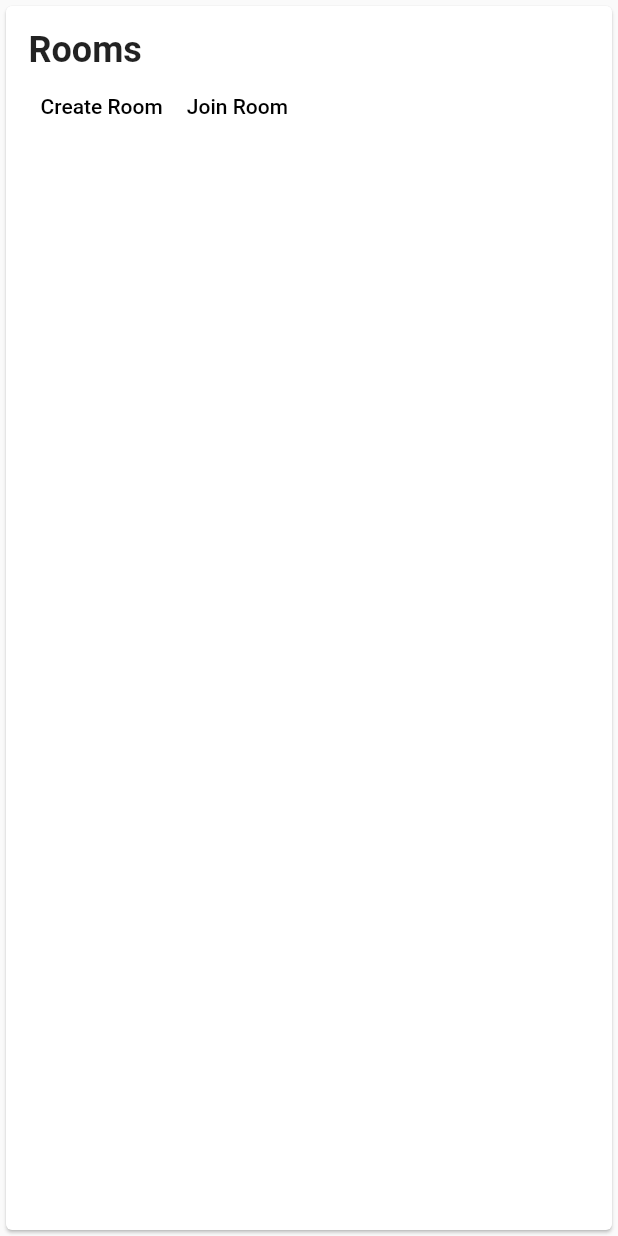
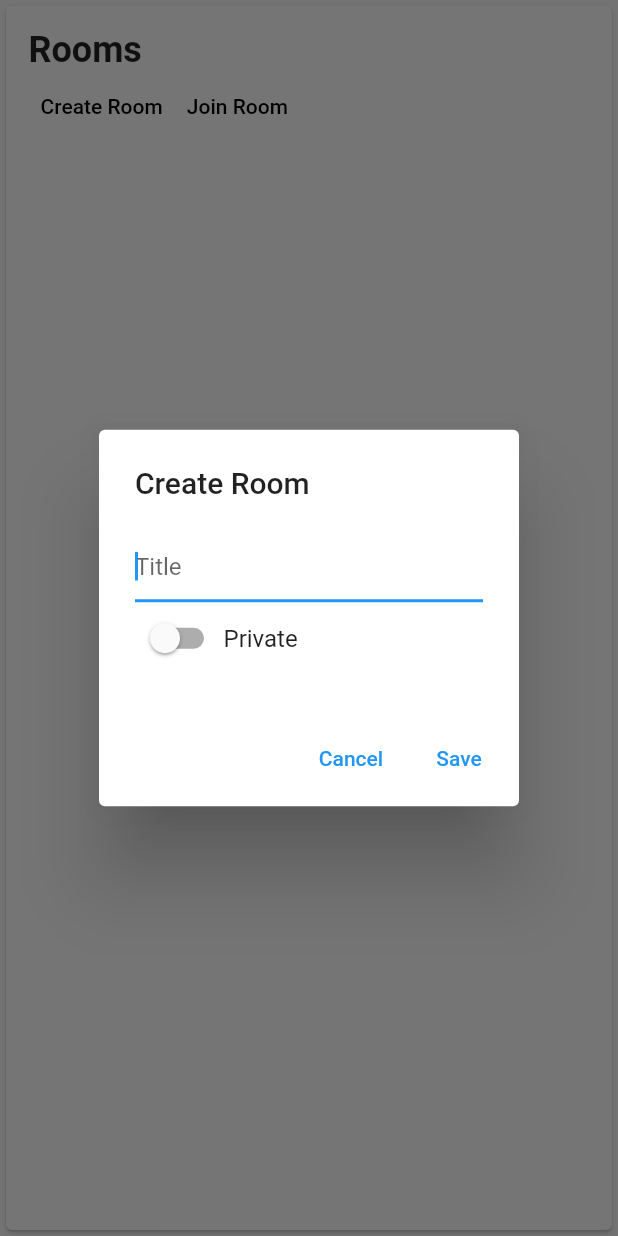
Before and after one commit to DenzelCode/flutter-auth, a Flutter app: the _RoomsActions widget shown alone on an empty page, opened directly with empty values, after a tap on "Create Room", on a phone screen of 412 x 824 dp. Run offline on Flutter 3.47's test engine with Material 2 defaults, Android fonts, the light colour scheme and no system bars; our stand-ins replace bloc, dio, equatable, flutter_bloc, flutter_secure_storage, flutter_signin_button and 2 more; missing offline and left inert: flutter_facebook_auth; accounts and stored records are empty; network calls fail.

Commit message:
feat: add room

```diff
--- a/lib/src/features/room/logic/bloc/rooms_bloc.dart
+++ b/lib/src/features/room/logic/bloc/rooms_bloc.dart
@@ -19,6 +19,8 @@ class RoomsBloc extends Bloc<RoomsEvent, RoomsState> {
   ) async* {
     if (event is RoomsLoaded) {
       yield* _mapRoomsLoadedToState(event);
+    } else if (event is RoomCreated) {
+      yield* _mapRoomCreatedToState(event);
     }
   }
 
@@ -39,4 +41,21 @@ class RoomsBloc extends Bloc<RoomsEvent, RoomsState> {
       yield RoomsLoadFailure();
     }
   }
+
+  Stream<RoomsState> _mapRoomCreatedToState(RoomCreated event) async* {
+    if (state is RoomsLoadSuccess) {
+      final data = state as RoomsLoadSuccess;
+
+      final room = await repository.createRoom(
+        title: event.title,
+        isPublic: event.isPublic,
+      );
+
+      yield RoomsLoadSuccess(
+        memberRooms: data.memberRooms,
+        publicRooms: data.publicRooms,
+        userRooms: List.from(data.userRooms)..add(room),
+      );
+    }
+  }
 }
--- a/lib/src/features/room/logic/bloc/rooms_event.dart
+++ b/lib/src/features/room/logic/bloc/rooms_event.dart
@@ -8,3 +8,13 @@ abstract class RoomsEvent extends Equatable {
 }
 
 class RoomsLoaded extends RoomsEvent {}
+
+class RoomCreated extends RoomsEvent {
+  String title;
+  bool isPublic;
+
+  RoomCreated({required this.title, required this.isPublic});
+
+  @override
+  List<Object> get props => [title, isPublic];
+}
--- a/lib/src/features/room/logic/models/room.dart
+++ b/lib/src/features/room/logic/models/room.dart
@@ -19,9 +19,13 @@ class Room {
     id = json['_id'];
     title = json['title'];
     isPublic = json['isPublic'];
-    members = json['members'][0] is String
-        ? json['members']
-        : User.fromList(json['members']);
+
+    if (json['members'].length > 0) {
+      members = json['members'][0] is String
+          ? json['members']
+          : User.fromList(json['members']);
+    }
+
     owner =
         json['owner'] is String ? json['owner'] : User.fromJson(json['owner']);
   }
--- a/lib/src/features/room/views/screens/rooms_screen.dart
+++ b/lib/src/features/room/views/screens/rooms_screen.dart
@@ -3,6 +3,7 @@ import 'package:auth/src/features/auth/logic/models/user.dart';
 import 'package:auth/src/features/room/logic/bloc/rooms_bloc.dart';
 import 'package:auth/src/features/room/logic/repository/room_repository.dart';
 import 'package:auth/src/features/room/views/widgets/room_tile.dart';
+import 'package:auth/src/features/room/views/widgets/upsert_room_dialog.dart';
 import 'package:flutter/material.dart';
 import 'package:flutter_bloc/flutter_bloc.dart';
 
@@ -124,6 +125,8 @@ class _RoomsActions extends StatelessWidget {
 
   @override
   Widget build(BuildContext context) {
+    return BlocBuilder<RoomsBloc, RoomsState>(
+      builder: (context, state) {
         return Card(
           child: Padding(
             padding: const EdgeInsets.all(15.0),
@@ -139,7 +142,7 @@ class _RoomsActions extends StatelessWidget {
                 Row(
                   children: [
                     TextButton(
-                  onPressed: () => {},
+                      onPressed: () => _showCreateDialog(context),
                       child: Text(
                         'Create Room',
                         style: TextStyle(
@@ -162,5 +165,14 @@ class _RoomsActions extends StatelessWidget {
             ),
           ),
         );
+      },
+    );
+  }
+
+  _showCreateDialog(BuildContext context) {
+    return showDialog(
+      context: context,
+      builder: (_) => UpsertRoomDialog(bloc: context.read<RoomsBloc>()),
+    );
   }
 }
--- /dev/null
+++ b/lib/src/features/room/views/widgets/upsert_room_dialog.dart
@@ -0,0 +1,69 @@
+import 'package:auth/src/features/room/logic/bloc/rooms_bloc.dart';
+import 'package:auth/src/features/room/logic/models/room.dart';
+import 'package:flutter/material.dart';
+
+class UpsertRoomDialog extends StatefulWidget {
+  final Room? room;
+  final RoomsBloc bloc;
+
+  UpsertRoomDialog({Key? key, this.room, required this.bloc}) : super(key: key);
+
+  @override
+  _UpsertRoomDialogState createState() =>
+      _UpsertRoomDialogState(room: room, bloc: bloc);
+}
+
+class _UpsertRoomDialogState extends State<UpsertRoomDialog> {
+  final Room? room;
+  final RoomsBloc bloc;
+
+  String _title = '';
+  bool _isPublic = false;
+
+  _UpsertRoomDialogState({this.room, required this.bloc});
+
+  @override
+  Widget build(BuildContext context) {
+    return AlertDialog(
+      title: Text(room == null ? 'Create Room' : 'Update Room ${room?.title}'),
+      content: Form(
+        child: Column(
+          mainAxisSize: MainAxisSize.min,
+          children: [
+            TextFormField(
+              initialValue: _title,
+              decoration: InputDecoration(hintText: 'Title'),
+              onChanged: (value) => setState(() => _title = value),
+              autofocus: true,
+            ),
+            Row(
+              children: [
+                Switch(
+                  value: _isPublic,
+                  onChanged: (value) => setState(() => _isPublic = value),
+                ),
+                Text(_isPublic ? 'Public' : 'Private'),
+              ],
+            ),
+          ],
+        ),
+      ),
+      actions: [
+        TextButton(
+          onPressed: () => Navigator.pop(context),
+          child: Text('Cancel'),
+        ),
+        TextButton(
+          onPressed: () => _save(context),
+          child: Text('Save'),
+        ),
+      ],
+    );
+  }
+
+  _save(BuildContext context) {
+    bloc.add(RoomCreated(title: _title, isPublic: _isPublic));
+
+    Navigator.pop(context);
+  }
+}
```
Lines whose indentation alone changed are shown as unchanged.
